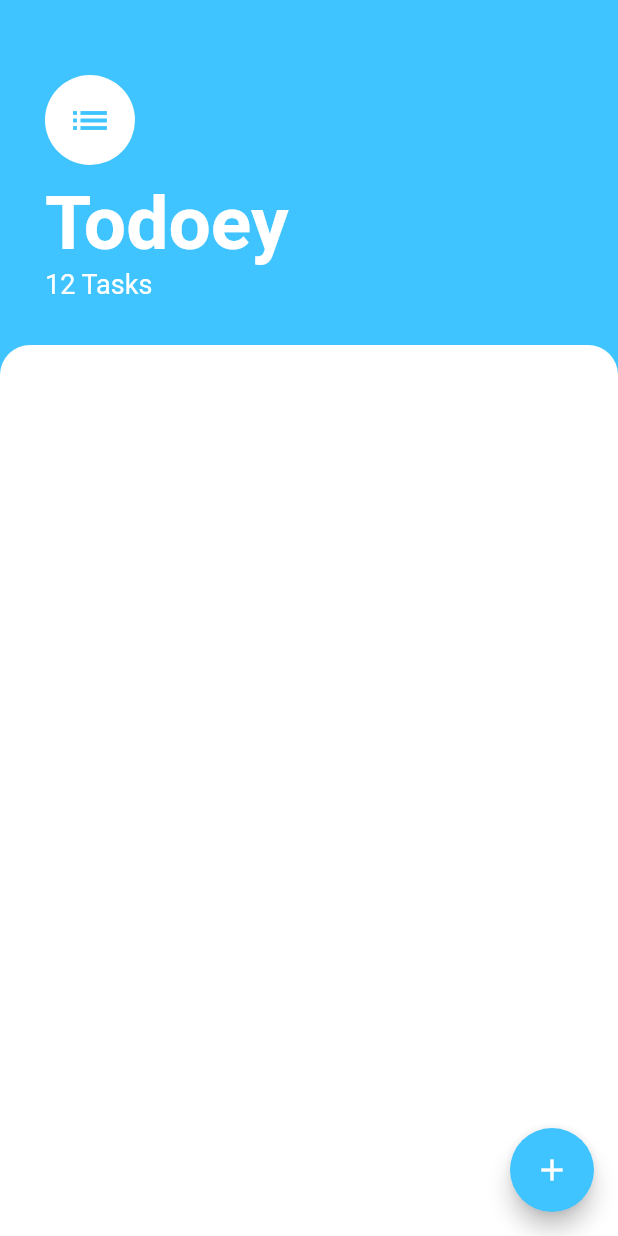
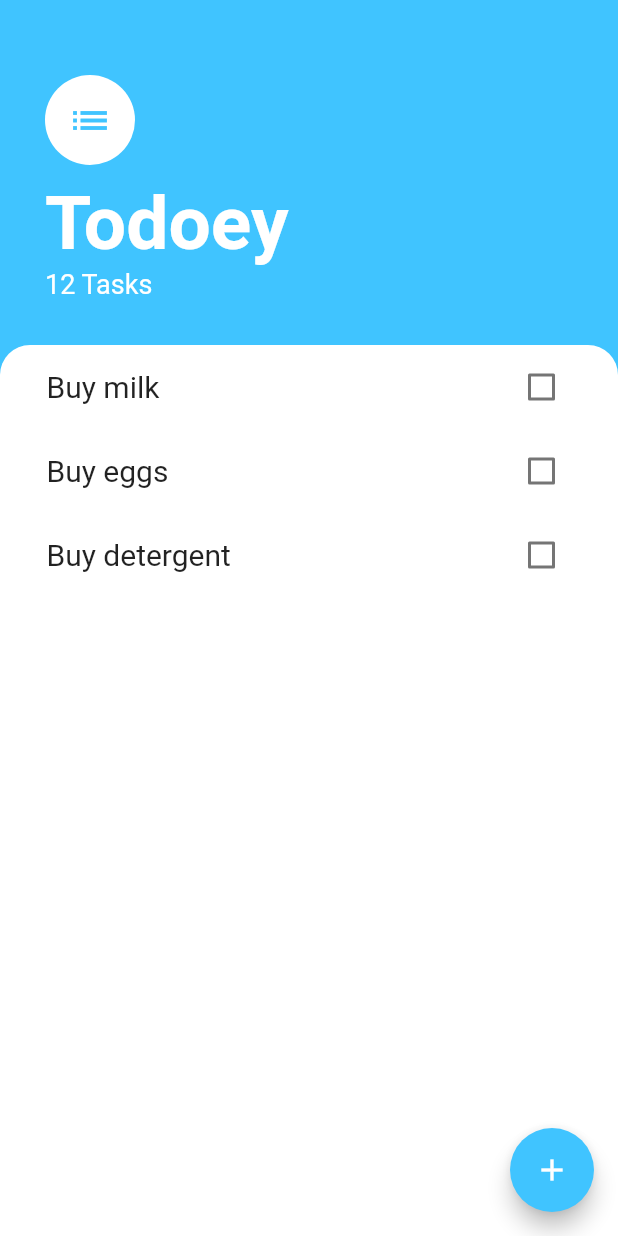
Before and after one commit to Mubanga/FlutterDev-10-Todoey, a Flutter app: the screen it shows after launch, on a phone screen of 412 x 824 dp. Run offline on Flutter 3.47's test engine with Material 2 defaults, Android fonts, the phone set to English and light mode, and no system bars.

Commit message:
Todoey CheckboxListTile Added See If You Can Fix Spacing Between Text And Checkbox

```diff
--- /dev/null
+++ b/lib/model/task_model.dart
@@ -0,0 +1,14 @@
+import 'package:flutter/cupertino.dart';
+
+class Task {
+  String taskName;
+  bool isComplete;
+
+//  set isComplete(value) {
+//    _isComplete = value;
+//  }
+
+  Task({@required this.taskName}) {
+    isComplete = false;
+  }
+}
--- a/lib/screens/task_screen.dart
+++ b/lib/screens/task_screen.dart
@@ -1,4 +1,5 @@
 import 'package:flutter/material.dart';
+import 'package:todoey_flutter/model/task_model.dart';
 
 class TaskScreen extends StatefulWidget {
   @override
@@ -6,6 +7,12 @@ class TaskScreen extends StatefulWidget {
 }
 
 class _TaskScreenState extends State<TaskScreen> {
+  List<Task> _TaskList = [
+    Task(taskName: "Buy milk"),
+    Task(taskName: "Buy eggs"),
+    Task(taskName: "Buy detergent")
+  ];
+
   @override
   Widget build(BuildContext context) {
     return SafeArea(
@@ -16,6 +23,7 @@ class _TaskScreenState extends State<TaskScreen> {
             child: Icon(Icons.add),
             onPressed: () {}),
         body: Column(
+          crossAxisAlignment: CrossAxisAlignment.start,
           children: <Widget>[
             /**
              * Todey Header
@@ -23,8 +31,6 @@ class _TaskScreenState extends State<TaskScreen> {
             Padding(
               padding: EdgeInsets.only(
                   top: 50.0, left: 30.0, right: 30.0, bottom: 30.0),
-              child: Align(
-                alignment: Alignment.centerLeft,
               child: Column(
                 crossAxisAlignment: CrossAxisAlignment.start,
                 children: <Widget>[
@@ -57,12 +63,18 @@ class _TaskScreenState extends State<TaskScreen> {
                 ],
               ),
             ),
-            ),
             /**
              * Todey Task List
              */
             Expanded(
               child: Container(
+                child: ListView.builder(
+                  itemCount: _TaskList.length,
+                  itemBuilder: (BuildContext context, int ItemIndex) {
+                    return _buildSingleTask(
+                        _TaskList[ItemIndex].taskName, ItemIndex);
+                  },
+                ),
                 decoration: BoxDecoration(
                     color: Colors.white,
                     borderRadius: BorderRadius.only(
@@ -76,4 +88,25 @@ class _TaskScreenState extends State<TaskScreen> {
       ),
     );
   }
+
+  Widget _buildSingleTask(String TaskName, int ItemIndex) {
+    return Padding(
+      padding: EdgeInsets.symmetric(horizontal: 15.0),
+      child: CheckboxListTile(
+        //controlAffinity: ListTileControlAffinity.leading,
+        value: _TaskList[ItemIndex].isComplete,
+        title: Text(
+          _TaskList[ItemIndex].taskName,
+          style: TextStyle(fontSize: 20.0),
+        ),
+        onChanged: (value) {
+          setState(() {
+            print("Task Completed Was = ${_TaskList[ItemIndex].isComplete}");
+            _TaskList[ItemIndex].isComplete = value;
+            print("Task Completed Is Now = ${_TaskList[ItemIndex].isComplete}");
+          });
+        },
+      ),
+    );
   }
+}
```
Lines whose indentation alone changed are shown as unchanged.
